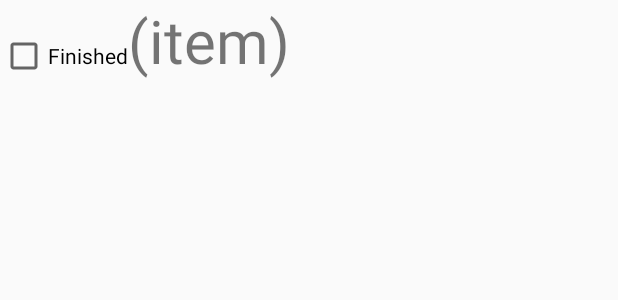
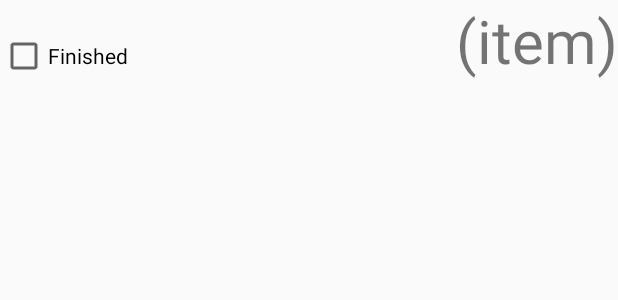
Before and after one commit to KseniaVensko/AndroidToDoList, an Android app: the layout onerow.xml on its own in the app's theme, with its tools: preview values and no code run, on a phone screen of 412 x 824 dp. Shown: the top 300 px of the screen. Run offline under Robolectric (Android 15) with nearby library versions, the phone set to English and light mode, and no system bars.

Commit message:
minor change

```diff
--- a/app/src/main/res/layout/onerow.xml
+++ b/app/src/main/res/layout/onerow.xml
@@ -20,7 +20,8 @@
             android:layout_height="match_parent"
             android:text="(item)"
             android:id="@+id/textinlist"
-            android:textSize="40sp" />
+            android:textSize="40sp"
+            android:gravity="right" />
     </LinearLayout>
 
 </LinearLayout>
```
